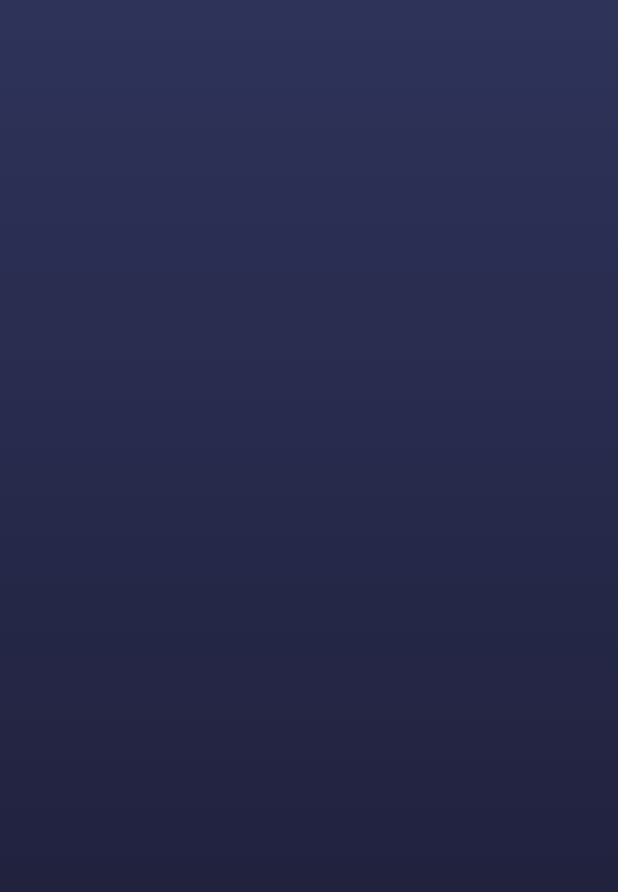
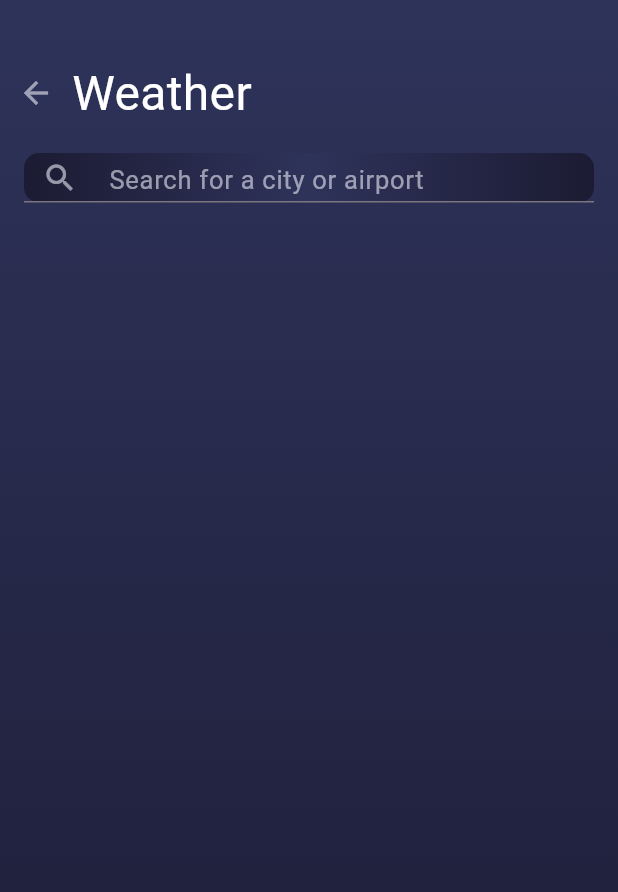
Before and after one commit to Rwan00/Sky_Cast, a Flutter app: the WeatherPage screen opened directly, on a phone screen of 412 x 824 dp. Shown: the top 892 px of the screen. Run offline on Flutter 3.47's test engine with Material 3 defaults, Android fonts, the phone set to English and light mode, and no system bars; our stand-ins replace flutter_svg, google_fonts.

Commit message:
add search bar

```diff
--- a/lib/views/weather_page.dart
+++ b/lib/views/weather_page.dart
@@ -1,5 +1,7 @@
 import 'package:flutter/material.dart';
 import 'package:google_fonts/google_fonts.dart';
+
+import '../widgets/search_field.dart';
 
 class WeatherPage extends StatelessWidget {
   const WeatherPage({super.key});
@@ -7,16 +9,51 @@ class WeatherPage extends StatelessWidget {
   @override
   Widget build(BuildContext context) {
     return Scaffold(
-      //backgroundColor: ,
-
         body: Container(
       decoration: const BoxDecoration(
         gradient: LinearGradient(
-              colors: [Color.fromRGBO(46, 51, 90, 1), Color.fromRGBO(28, 27, 51, 1)],
+          colors: [
+            Color.fromRGBO(46, 51, 90, 1),
+            Color.fromRGBO(28, 27, 51, 1)
+          ],
           begin: Alignment.topCenter,
           end: Alignment.bottomCenter,
         ),
       ),
+      child: Column(children: [
+        const SizedBox(
+          height: 38,
+        ),
+        Row(
+          children: [
+            IconButton(
+              onPressed: () {
+                Navigator.of(context).pop();
+              },
+              icon: const Icon(
+                Icons.arrow_back,
+                size: 24,
+                color: Color.fromRGBO(235, 235, 245, 0.6),
+              ),
+            ),
+            Text(
+              "Weather",
+              style: GoogleFonts.aBeeZee(
+                  fontSize: 32,
+                  fontWeight: FontWeight.w400,
+                  color: Colors.white),
+            ),
+          ],
+        ),
+        SearchField(
+          hint: ' Search for a city or airport',
+          validator: (String? k) {},
+          widget: const Icon(
+            Icons.search,
+            color: Color.fromRGBO(235, 235, 245, 0.6),
+          ),
+        )
+      ]),
     ));
   }
 }
--- /dev/null
+++ b/lib/widgets/search_field.dart
@@ -0,0 +1,69 @@
+import 'package:flutter/material.dart';
+import 'package:google_fonts/google_fonts.dart';
+
+class SearchField extends StatelessWidget {
+  final String hint;
+  final Function(String)? onChanged;
+  final TextInputType? inputType;
+  final TextEditingController? controller;
+  final String? Function(String?) validator;
+  final Widget? widget;
+
+  const SearchField(
+      {
+      required this.hint,
+      this.onChanged,
+      this.inputType,
+      this.controller,
+      required this.validator,
+      this.widget,
+      super.key});
+
+  @override
+  Widget build(BuildContext context) {
+    double height = MediaQuery.of(context).size.height;
+    return Container(
+
+      margin: const EdgeInsets.only(top: 8),
+      padding: const EdgeInsets.symmetric(horizontal: 16),
+      child: Container(
+        decoration: const BoxDecoration(
+        gradient: LinearGradient(
+          colors: [
+            Color.fromRGBO(28, 27, 51, 1),
+            Color.fromRGBO(46, 51, 90, 1),
+             Color.fromRGBO(28, 27, 51, 1)
+          ],
+          begin: Alignment.topLeft,
+          end: Alignment.topRight,
+        ),
+        borderRadius: BorderRadius.all(Radius.circular(10))
+      ),
+        margin: const EdgeInsets.only(top: 8),
+        width: double.infinity,
+        height: height * 0.04,
+        child: Row(
+          crossAxisAlignment: CrossAxisAlignment.start,
+          children: <Widget>[
+            Expanded(
+              child: TextFormField(
+                  validator: validator,
+                  controller: controller,
+                  keyboardType: inputType,
+                  onChanged: onChanged,
+                  autofocus: false,
+                  style: const TextStyle(fontSize: 20, color: Colors.black),
+                  cursorColor: Colors.blueGrey,
+                  decoration: InputDecoration(
+                    prefixIcon: widget,
+                    hintText: hint,
+                    hintStyle:
+                        GoogleFonts.aBeeZee(color: const Color.fromRGBO(235, 235, 245, 0.6),fontSize: 17,fontWeight: FontWeight.w400),
+                  )),
+            ),
+          ],
+        ),
+      ),
+    );
+  }
+}
```
Lines whose indentation alone changed are shown as unchanged.
